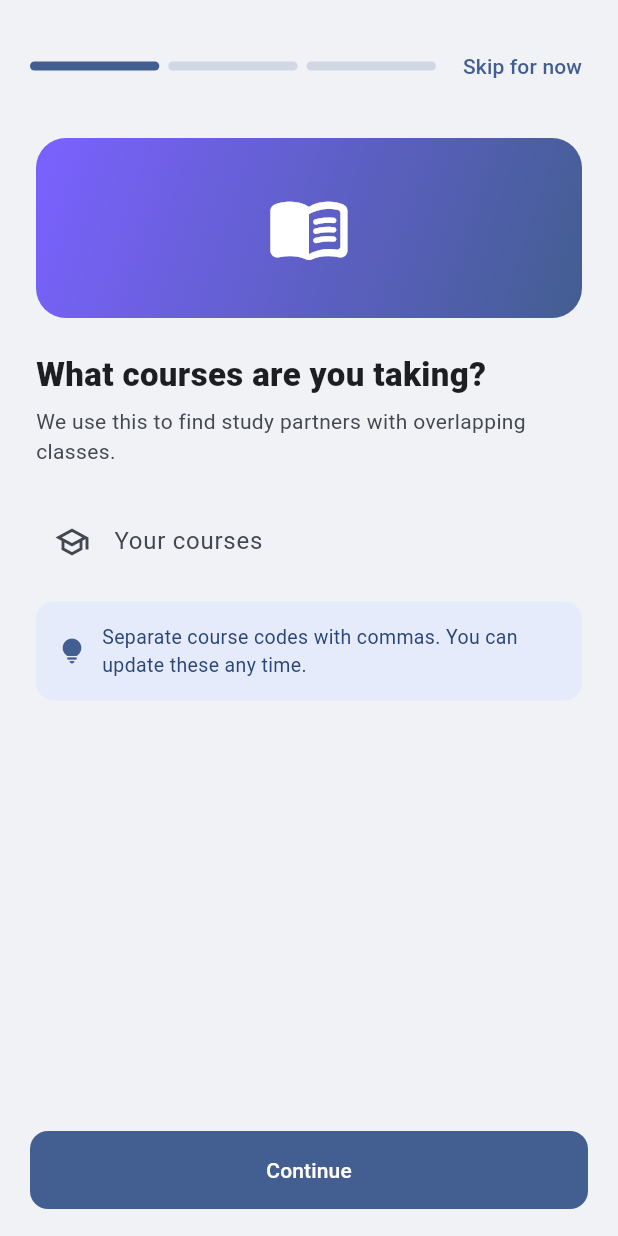
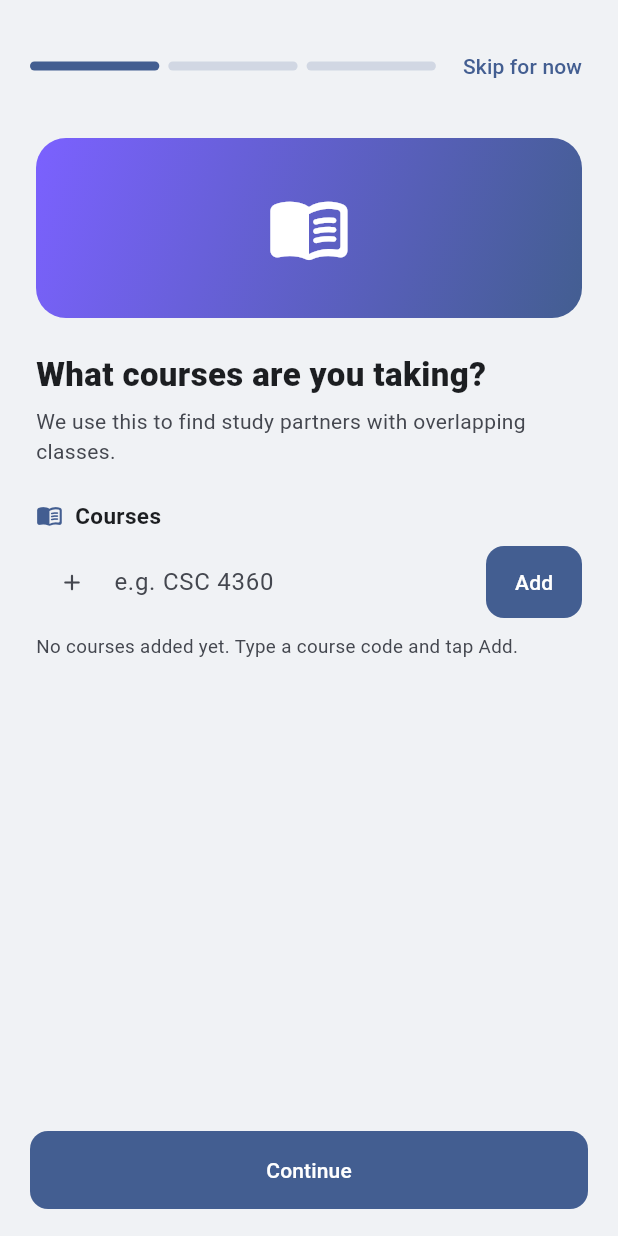
Before and after one commit to OfficialEseosa/UniVibe, a Flutter app: the screen it shows once a user with an empty profile is signed in, swiped to page 2, on a phone screen of 412 x 824 dp. Run offline on Flutter 3.47's test engine with Material 3 defaults, Android fonts, the phone set to English and light mode, and no system bars; our stand-ins replace cached_network_image, cloud_firestore, firebase_auth, firebase_core, firebase_messaging, firebase_storage and 3 more; accounts and stored records are empty.

Commit message:
feat: chip-based course input replaces comma text field
CourseChipInput widget — type a course code, press Enter or Add,
it appears as a removable chip tag. Replaces the ugly comma-separated
TextField in both EditProfileScreen and OnboardingScreen.
Course codes are auto-uppercased and deduplicated.

```diff
--- a/lib/screens/auth/onboarding_screen.dart
+++ b/lib/screens/auth/onboarding_screen.dart
@@ -5,6 +5,7 @@ import 'package:image_picker/image_picker.dart';
 import 'package:provider/provider.dart';
 import '../../services/firestore_service.dart';
 import '../../services/storage_service.dart';
+import '../profile/edit_profile_screen.dart' show CourseChipInput;
 
 /// Three-step onboarding wizard shown immediately after registration.
 /// Collects bio + photo, courses, and weekly availability so the user
@@ -19,7 +20,8 @@ class OnboardingScreen extends StatefulWidget {
 class _OnboardingScreenState extends State<OnboardingScreen> {
   final _pageCtrl = PageController();
   final _bioCtrl = TextEditingController();
-  final _coursesCtrl = TextEditingController();
+  final _courseInputCtrl = TextEditingController();
+  final List<String> _courses = [];
   File? _photo;
   int _step = 0;
   bool _saving = false;
@@ -52,7 +54,7 @@ class _OnboardingScreenState extends State<OnboardingScreen> {
   void dispose() {
     _pageCtrl.dispose();
     _bioCtrl.dispose();
-    _coursesCtrl.dispose();
+    _courseInputCtrl.dispose();
     super.dispose();
   }
 
@@ -106,11 +108,7 @@ class _OnboardingScreenState extends State<OnboardingScreen> {
         photoUrl = await storage.uploadProfilePhoto(uid, _photo!);
       }
 
-      final courses = _coursesCtrl.text
-          .split(',')
-          .map((c) => c.trim())
-          .where((c) => c.isNotEmpty)
-          .toList();
+      final courses = List<String>.from(_courses);
 
       final availability = <String, dynamic>{};
       for (final day in _days) {
@@ -370,36 +368,11 @@ class _OnboardingScreenState extends State<OnboardingScreen> {
             style: TextStyle(color: cs.onSurfaceVariant),
           ),
           const SizedBox(height: 22),
-          TextField(
-            controller: _coursesCtrl,
-            decoration: const InputDecoration(
-              labelText: 'Your courses',
-              hintText: 'CSC 4360, MATH 2420, BIO 1100',
-              prefixIcon: Icon(Icons.school_outlined),
-            ),
-          ),
-          const SizedBox(height: 12),
-          Container(
-            padding: const EdgeInsets.all(14),
-            decoration: BoxDecoration(
-              color: cs.primaryContainer.withValues(alpha: 0.45),
-              borderRadius: BorderRadius.circular(12),
-            ),
-            child: Row(
-              children: [
-                Icon(Icons.lightbulb_rounded, color: cs.primary, size: 20),
-                const SizedBox(width: 10),
-                Expanded(
-                  child: Text(
-                    'Separate course codes with commas. You can update these any time.',
-                    style: TextStyle(
-                      color: cs.onPrimaryContainer,
-                      fontSize: 13,
-                    ),
-                  ),
-                ),
-              ],
-            ),
+          CourseChipInput(
+            courses: _courses,
+            controller: _courseInputCtrl,
+            onAdd: (c) => setState(() => _courses.add(c)),
+            onRemove: (c) => setState(() => _courses.remove(c)),
           ),
         ],
       ),
--- a/lib/screens/profile/edit_profile_screen.dart
+++ b/lib/screens/profile/edit_profile_screen.dart
@@ -18,7 +18,8 @@ class EditProfileScreen extends StatefulWidget {
 class _EditProfileScreenState extends State<EditProfileScreen> {
   late final TextEditingController _nameCtrl;
   late final TextEditingController _bioCtrl;
-  late final TextEditingController _coursesCtrl;
+  late final TextEditingController _courseInputCtrl;
+  late List<String> _courses;
   File? _newPhoto;
   bool _saving = false;
 
@@ -48,7 +49,8 @@ class _EditProfileScreenState extends State<EditProfileScreen> {
     super.initState();
     _nameCtrl = TextEditingController(text: widget.user.displayName);
     _bioCtrl = TextEditingController(text: widget.user.bio);
-    _coursesCtrl = TextEditingController(text: widget.user.courses.join(', '));
+    _courseInputCtrl = TextEditingController();
+    _courses = List<String>.from(widget.user.courses);
     _availability = _parseAvailability(widget.user.availability);
   }
 
@@ -78,7 +80,7 @@ class _EditProfileScreenState extends State<EditProfileScreen> {
   void dispose() {
     _nameCtrl.dispose();
     _bioCtrl.dispose();
-    _coursesCtrl.dispose();
+    _courseInputCtrl.dispose();
     super.dispose();
   }
 
@@ -98,17 +100,11 @@ class _EditProfileScreenState extends State<EditProfileScreen> {
         photoUrl = await storage.uploadProfilePhoto(widget.user.uid, _newPhoto!);
       }
 
-      final courses = _coursesCtrl.text
-          .split(',')
-          .map((c) => c.trim())
-          .where((c) => c.isNotEmpty)
-          .toList();
-
       final updated = widget.user.copyWith(
         displayName: _nameCtrl.text.trim(),
         bio: _bioCtrl.text.trim(),
         profilePhotoUrl: photoUrl,
-        courses: courses,
+        courses: _courses,
         availability: _buildAvailabilityMap(),
       );
 
@@ -257,13 +253,12 @@ class _EditProfileScreenState extends State<EditProfileScreen> {
           ),
           const SizedBox(height: 16),
 
-          // Courses
-          TextField(
-            controller: _coursesCtrl,
-            decoration: const InputDecoration(
-              labelText: 'Courses',
-              hintText: 'CSC 4360, MATH 2420, BIO 1100',
-            ),
+          // Courses chip input
+          CourseChipInput(
+            courses: _courses,
+            controller: _courseInputCtrl,
+            onAdd: (course) => setState(() => _courses.add(course)),
+            onRemove: (course) => setState(() => _courses.remove(course)),
           ),
           const SizedBox(height: 28),
 
@@ -301,6 +296,139 @@ class _EditProfileScreenState extends State<EditProfileScreen> {
               )),
         ],
       ),
+    );
+  }
+}
+
+// ── Reusable course chip input ────────────────────────────────────────────────
+
+class CourseChipInput extends StatelessWidget {
+  final List<String> courses;
+  final TextEditingController controller;
+  final void Function(String) onAdd;
+  final void Function(String) onRemove;
+
+  const CourseChipInput({
+    super.key,
+    required this.courses,
+    required this.controller,
+    required this.onAdd,
+    required this.onRemove,
+  });
+
+  void _tryAdd() {
+    final text = controller.text.trim().toUpperCase();
+    if (text.isEmpty) return;
+    if (!courses.contains(text)) onAdd(text);
+    controller.clear();
+  }
+
+  @override
+  Widget build(BuildContext context) {
+    final cs = Theme.of(context).colorScheme;
+    return Column(
+      crossAxisAlignment: CrossAxisAlignment.start,
+      children: [
+        // Label
+        Padding(
+          padding: const EdgeInsets.only(bottom: 10),
+          child: Row(
+            children: [
+              Icon(Icons.menu_book_rounded, size: 18, color: cs.primary),
+              const SizedBox(width: 8),
+              Text('Courses',
+                  style: TextStyle(
+                      fontSize: 15,
+                      fontWeight: FontWeight.w700,
+                      color: cs.onSurface)),
+            ],
+          ),
+        ),
+        // Input row
+        Row(
+          children: [
+            Expanded(
+              child: TextField(
+                controller: controller,
+                textCapitalization: TextCapitalization.characters,
+                textInputAction: TextInputAction.done,
+                onSubmitted: (_) => _tryAdd(),
+                decoration: InputDecoration(
+                  hintText: 'e.g. CSC 4360',
+                  prefixIcon: const Icon(Icons.add_rounded),
+                  contentPadding: const EdgeInsets.symmetric(
+                      horizontal: 14, vertical: 12),
+                  isDense: true,
+                ),
+              ),
+            ),
+            const SizedBox(width: 10),
+            FilledButton(
+              onPressed: _tryAdd,
+              style: FilledButton.styleFrom(
+                padding: const EdgeInsets.symmetric(
+                    horizontal: 18, vertical: 14),
+              ),
+              child: const Text('Add'),
+            ),
+          ],
+        ),
+        if (courses.isNotEmpty) ...[
+          const SizedBox(height: 14),
+          Wrap(
+            spacing: 8,
+            runSpacing: 8,
+            children: courses.map((course) {
+              return AnimatedScale(
+                scale: 1.0,
+                duration: const Duration(milliseconds: 150),
+                child: Container(
+                  decoration: BoxDecoration(
+                    color: cs.primaryContainer,
+                    borderRadius: BorderRadius.circular(99),
+                  ),
+                  padding: const EdgeInsets.only(
+                      left: 14, top: 6, bottom: 6, right: 6),
+                  child: Row(
+                    mainAxisSize: MainAxisSize.min,
+                    children: [
+                      Text(
+                        course,
+                        style: TextStyle(
+                          color: cs.onPrimaryContainer,
+                          fontWeight: FontWeight.w700,
+                          fontSize: 13,
+                        ),
+                      ),
+                      const SizedBox(width: 6),
+                      GestureDetector(
+                        onTap: () => onRemove(course),
+                        child: Container(
+                          width: 20,
+                          height: 20,
+                          decoration: BoxDecoration(
+                            color: cs.primary.withValues(alpha: 0.18),
+                            shape: BoxShape.circle,
+                          ),
+                          child: Icon(Icons.close_rounded,
+                              size: 13, color: cs.primary),
+                        ),
+                      ),
+                    ],
+                  ),
+                ),
+              );
+            }).toList(),
+          ),
+        ] else ...[
+          const SizedBox(height: 10),
+          Text(
+            'No courses added yet. Type a course code and tap Add.',
+            style: TextStyle(
+                fontSize: 12.5, color: cs.onSurfaceVariant),
+          ),
+        ],
+      ],
     );
   }
 }
```
